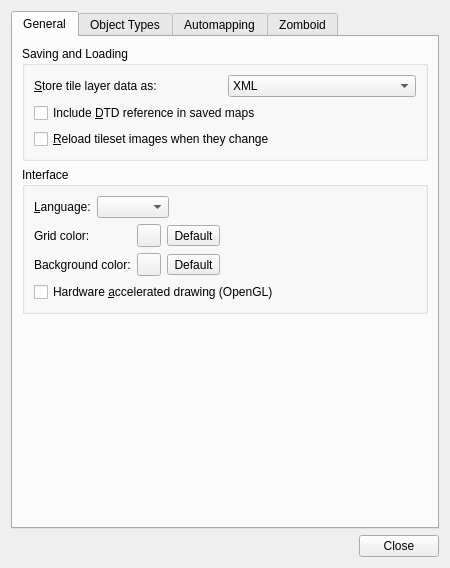
First picture: the form in src/tiled/preferencesdialog.ui, repository Unjammer/TileZed, before the edit.
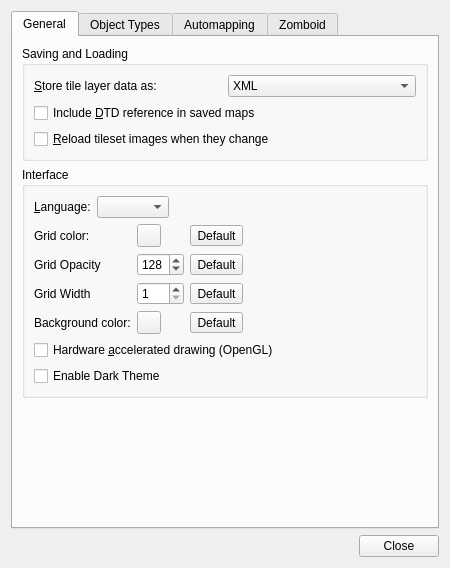
Second picture: the form after the edit. Icons and pictures are not drawn. Custom widgets are drawn as their Qt base class.

```diff
--- a/src/tiled/preferencesdialog.ui
+++ b/src/tiled/preferencesdialog.ui
@@ -133,34 +133,24 @@
           </item>
           <item>
            <layout class="QGridLayout" name="gridLayout_2">
-            <item row="2" column="2">
+            <item row="3" column="2">
              <widget class="QToolButton" name="bgColorReset">
               <property name="text">
                <string>Default</string>
               </property>
              </widget>
             </item>
-            <item row="0" column="0">
-             <widget class="QLabel" name="label_3">
-              <property name="text">
-               <string>Grid color:</string>
-              </property>
-             </widget>
-            </item>
-            <item row="2" column="1">
-             <widget class="Tiled::Internal::ColorButton" name="bgColor"/>
-            </item>
             <item row="2" column="0">
-             <widget class="QLabel" name="label_5">
+             <widget class="QLabel" name="label_9">
               <property name="text">
-               <string>Background color:</string>
+               <string>Grid Width</string>
               </property>
              </widget>
             </item>
             <item row="0" column="1">
              <widget class="Tiled::Internal::ColorButton" name="gridColor"/>
             </item>
-            <item row="2" column="3">
+            <item row="3" column="3">
              <spacer name="horizontalSpacer_4">
               <property name="orientation">
                <enum>Qt::Horizontal</enum>
@@ -173,6 +163,20 @@
               </property>
              </spacer>
             </item>
+            <item row="3" column="0">
+             <widget class="QLabel" name="label_5">
+              <property name="text">
+               <string>Background color:</string>
+              </property>
+             </widget>
+            </item>
+            <item row="0" column="0">
+             <widget class="QLabel" name="label_3">
+              <property name="text">
+               <string>Grid color:</string>
+              </property>
+             </widget>
+            </item>
             <item row="0" column="2">
              <widget class="QToolButton" name="gridColorReset">
               <property name="text">
@@ -180,6 +184,50 @@
               </property>
              </widget>
             </item>
+            <item row="3" column="1">
+             <widget class="Tiled::Internal::ColorButton" name="bgColor"/>
+            </item>
+            <item row="1" column="0">
+             <widget class="QLabel" name="label_8">
+              <property name="text">
+               <string>Grid Opacity</string>
+              </property>
+             </widget>
+            </item>
+            <item row="1" column="1">
+             <widget class="QSpinBox" name="gridOpacity">
+              <property name="maximum">
+               <number>255</number>
+              </property>
+              <property name="value">
+               <number>128</number>
+              </property>
+             </widget>
+            </item>
+            <item row="2" column="1">
+             <widget class="QSpinBox" name="gridWidth">
+              <property name="minimum">
+               <number>1</number>
+              </property>
+              <property name="maximum">
+               <number>5</number>
+              </property>
+             </widget>
+            </item>
+            <item row="1" column="2" colspan="2">
+             <widget class="QToolButton" name="gridOpacityReset">
+              <property name="text">
+               <string>Default</string>
+              </property>
+             </widget>
+            </item>
+            <item row="2" column="2">
+             <widget class="QToolButton" name="gridWidthReset">
+              <property name="text">
+               <string>Default</string>
+              </property>
+             </widget>
+            </item>
            </layout>
           </item>
           <item>
@@ -192,6 +240,13 @@
             </property>
            </widget>
           </item>
+          <item>
+           <widget class="QCheckBox" name="enableDarkTheme">
+            <property name="text">
+             <string>Enable Dark Theme</string>
+            </property>
+           </widget>
+          </item>
          </layout>
         </widget>
        </item>
```
